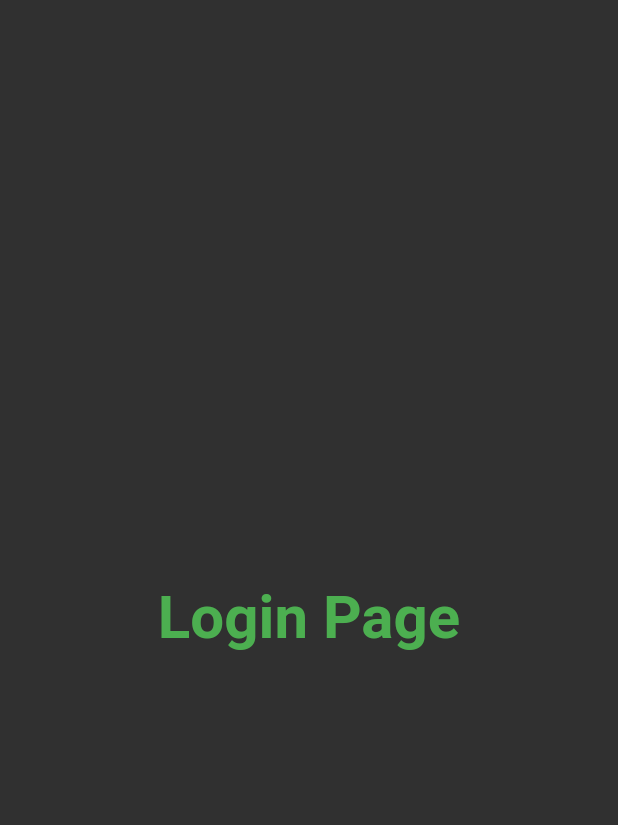
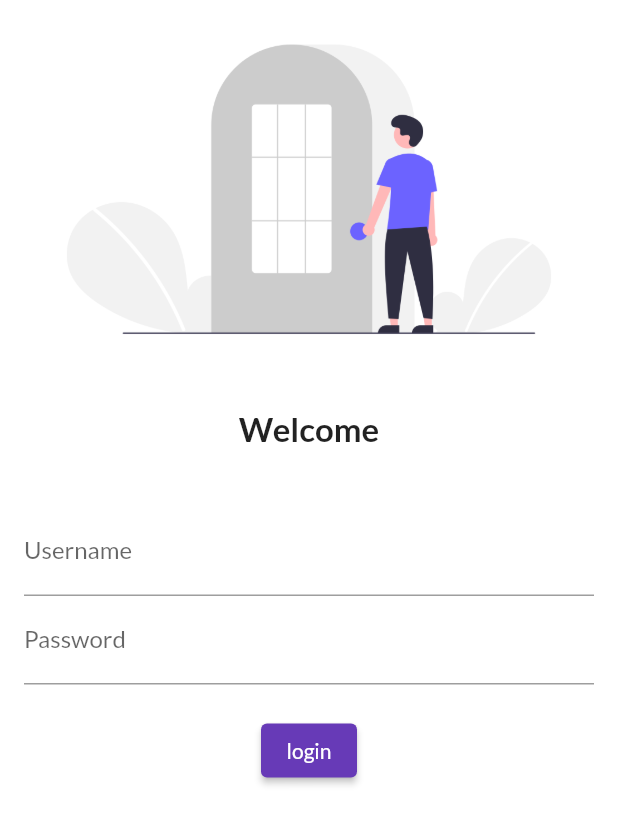
Before and after one commit to 47krishnaveersingh/learnig-flutter, a Flutter app: the screen it shows after launch, on a phone screen of 412 x 824 dp. Shown: the top 825 px of the screen. Run offline on Flutter 3.47's test engine with Material 2 defaults, Android fonts, the phone set to English and light mode, and no system bars; our stand-ins replace google_fonts.

Commit message:
day4_completed

```diff
--- a/lib/main.dart
+++ b/lib/main.dart
@@ -1,4 +1,5 @@
 import 'package:flutter/material.dart';
+import 'package:google_fonts/google_fonts.dart';
 import 'package:initial/pages/home_page.dart';
 import 'package:initial/pages/login_page.dart';
 
@@ -13,11 +14,14 @@ class MyApp extends StatelessWidget {
   Widget build(BuildContext context) {
     return MaterialApp(
       // home: HomePage(),
-      theme: ThemeData(primarySwatch: Colors.deepOrange),
-      themeMode: ThemeMode.dark,
+      theme: ThemeData(
+          primarySwatch: Colors.deepPurple,
+          fontFamily: GoogleFonts.lato().fontFamily),
+      themeMode: ThemeMode.light,
       darkTheme: ThemeData(brightness: Brightness.dark),
+      initialRoute: "/login",
       routes: {
-        "/": (context) => const LoginPage(),
+        "/": (context) => const HomePage(),
         "/login": (context) => const LoginPage()
       },
     );
--- a/lib/pages/login_page.dart
+++ b/lib/pages/login_page.dart
@@ -5,14 +5,49 @@ class LoginPage extends StatelessWidget {
 
   @override
   Widget build(BuildContext context) {
-    return const Material(
-      child: Center(
-        child: Text(
-          "Login Page",
-          style: TextStyle(
-              fontSize: 40, fontWeight: FontWeight.bold, color: Colors.green),
-        ),
-      ),
-    );
+    return Material(
+        color: Colors.white,
+        child: Column(
+          children: [
+            Image.asset(
+              "assets/images/login.png",
+              fit: BoxFit.cover,
+            ),
+            const SizedBox(
+              height: 20,
+            ),
+            const Text(
+              "Welcome",
+              style: TextStyle(fontSize: 22, fontWeight: FontWeight.bold),
+            ),
+            const SizedBox(
+              height: 20,
+            ),
+            Padding(
+              padding: const EdgeInsets.symmetric(horizontal: 16, vertical: 20),
+              child: Column(
+                children: [
+                  TextFormField(
+                    decoration: const InputDecoration(
+                        label: Text("Username"), hintText: "Enter Username"),
+                  ),
+                  TextFormField(
+                    obscureText: true,
+                    decoration: const InputDecoration(
+                        label: Text("Password"), hintText: "Enter Password"),
+                  ),
+                  const SizedBox(
+                    height: 20,
+                  ),
+                  ElevatedButton(
+                      onPressed: () {
+                        print("hi kvs");
+                      },
+                      child: Text("login"))
+                ],
+              ),
+            )
+          ],
+        ));
   }
 }
--- a/pubspec.yaml
+++ b/pubspec.yaml
@@ -34,6 +34,7 @@ dependencies:
   # The following adds the Cupertino Icons font to your application.
   # Use with the CupertinoIcons class for iOS style icons.
   cupertino_icons: ^1.0.2
+  google_fonts: ^2.1.0
 
 dev_dependencies:
   flutter_test:
@@ -58,8 +59,8 @@ flutter:
   uses-material-design: true
 
   # To add assets to your application, add an assets section, like this:
-  # assets:
-  #   - images/a_dot_burr.jpeg
+  assets:
+    - assets/images/
   #   - images/a_dot_ham.jpeg
 
   # An image asset can refer to one or more resolution-specific "variants", see
```
Also changed, not shown: assets/images/login.png (added), pubspec.lock.
